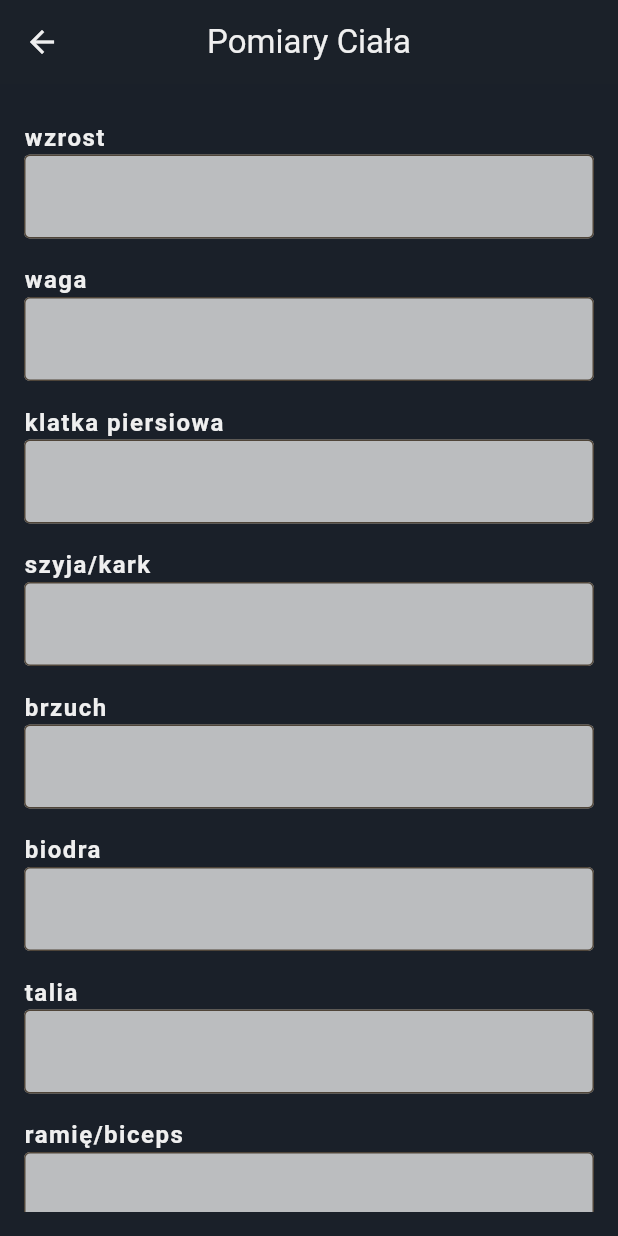
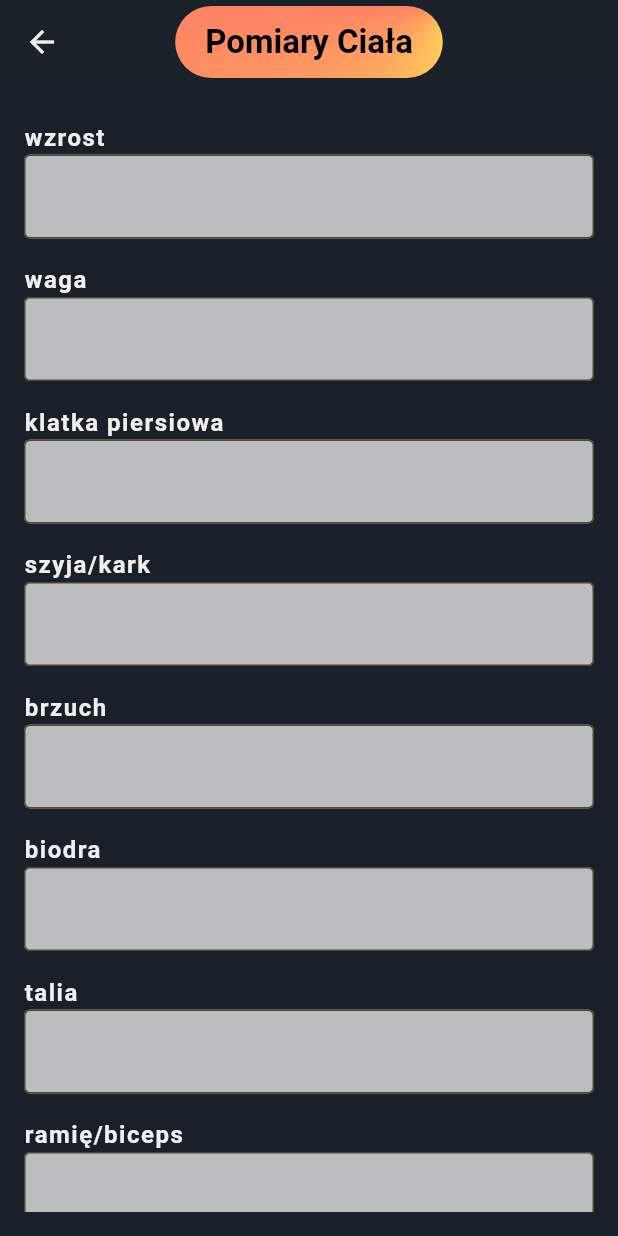
Before and after one commit to kluchoo/DoIt, a Flutter app: the Pomiary screen opened directly, on a phone screen of 412 x 824 dp. Run offline on Flutter 3.47's test engine with Material 3 defaults, Android fonts, the phone set to English and light mode, and no system bars; our stand-ins replace camera, cloud_firestore, file_picker, firebase_auth, firebase_core, flutter_card_swiper and 4 more; missing offline and left inert: gif, light_sensor, screen_brightness; accounts and stored records are empty.

Commit message:
Stylowanie sekcji

```diff
--- a/lib/strony/aplikacja/zakladki/pomiary.dart
+++ b/lib/strony/aplikacja/zakladki/pomiary.dart
@@ -37,7 +37,24 @@ class _PomiaryState extends State<Pomiary> {
   Widget build(BuildContext context) {
     return Scaffold(
       appBar: AppBar(
-        title: Text('Pomiary Ciała'),
+        title: Container(
+          decoration: BoxDecoration(
+            gradient: const SweepGradient(
+              colors: [Color(0xffffde59), Color(0xfffc466b)],
+              stops: [0.2, 0.7],
+              center: Alignment.topRight,
+            ),
+            borderRadius: BorderRadius.circular(30),
+          ),
+          padding: const EdgeInsets.symmetric(horizontal: 20, vertical: 10),
+          child: const Text(
+            'Pomiary Ciała',
+            style: TextStyle(
+              color: Colors.black,
+              fontWeight: FontWeight.bold,
+            ),
+          ),
+        ),
       ),
       body: Padding(
         padding: const EdgeInsets.all(16.0),
@@ -82,7 +99,32 @@ class _PomiaryState extends State<Pomiary> {
                   padding: const EdgeInsets.symmetric(vertical: 8.0),
                   child: ElevatedButton(
                     onPressed: _submitForm,
-                    child: Text('Zapisz Pomiary'),
+                    style: ElevatedButton.styleFrom(
+                      backgroundColor: Colors.transparent,
+                      shadowColor: Colors.transparent,
+                      padding: EdgeInsets.zero,
+                    ),
+                    child: Ink(
+                      decoration: BoxDecoration(
+                        gradient: const SweepGradient(
+                          colors: [Color(0xffffde59), Color(0xfffc466b)],
+                          stops: [0.2, 0.7],
+                          center: Alignment.topRight,
+                        ),
+                        borderRadius: BorderRadius.circular(20),
+                      ),
+                      child: Container(
+                        padding: const EdgeInsets.symmetric(
+                            horizontal: 20, vertical: 10),
+                        child: const Text(
+                          'Zapisz Pomiary',
+                          style: TextStyle(
+                            color: Colors.black,
+                            fontWeight: FontWeight.bold,
+                          ),
+                        ),
+                      ),
+                    ),
                   ),
                 ),
               ),
```
